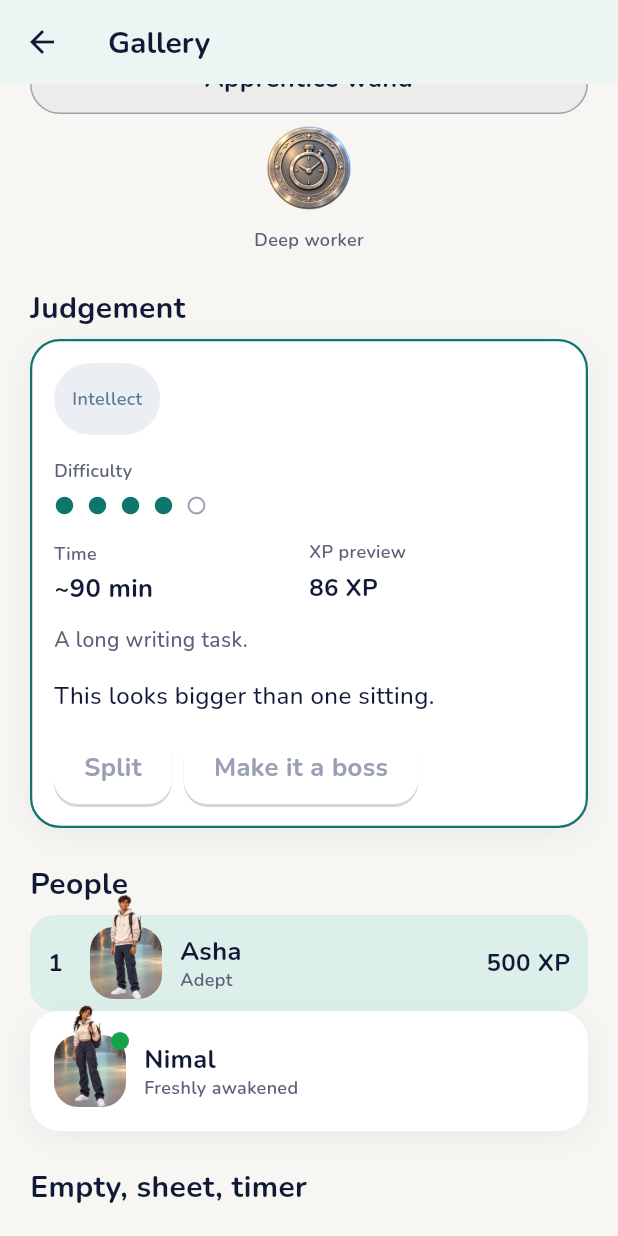
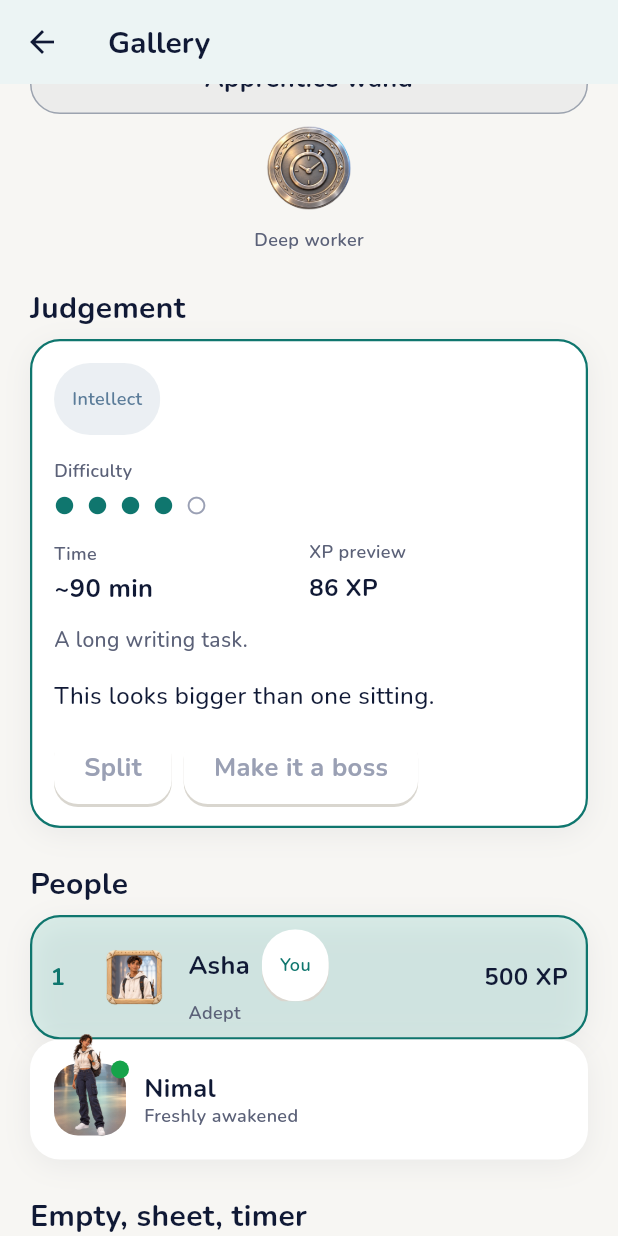
Before and after one commit to Sithum-BASG/Questline, a Flutter app: the GalleryScreen screen opened directly, scrolled down 1728 dp, on a phone screen of 412 x 824 dp. Run offline on Flutter 3.47's test engine with Material 3 defaults, Android fonts, the phone set to English and light mode, and no system bars; our stand-ins replace app_links, fl_chart, flutter_local_notifications, flutter_riverpod, flutter_timezone, freezed_annotation and 8 more; missing offline and left inert: mobile_scanner; accounts and stored records are empty; statements that could not run were skipped.

Commit message:
style(social): KEY pass for leaderboard and boss detail
Task: T114

```diff
--- a/app/lib/core/widgets/gallery_screen.dart
+++ b/app/lib/core/widgets/gallery_screen.dart
@@ -106,6 +106,7 @@ class GalleryScreen extends StatelessWidget {
             xp: 500,
             skinId: 'starter',
             backgroundId: 'starter',
+            frameId: 'apprentice',
             body: BodyType.a,
             isYou: true,
           ),
--- a/app/lib/core/widgets/leaderboard_row.dart
+++ b/app/lib/core/widgets/leaderboard_row.dart
@@ -4,7 +4,9 @@ import '../assets/game_assets.dart';
 import '../theme/app_colors.dart';
 import '../theme/app_spacing.dart';
 import '../theme/app_text.dart';
-import 'stage_card.dart';
+import '../theme/shadows.dart';
+import 'portrait_frame.dart';
+import 'q_chip.dart';
 
 /// One leaderboard line. "You" gets a teal highlight.
 class LeaderboardRow extends StatelessWidget {
@@ -16,8 +18,10 @@ class LeaderboardRow extends StatelessWidget {
     required this.xp,
     required this.skinId,
     required this.backgroundId,
+    required this.frameId,
     required this.body,
     this.isYou = false,
+    this.onTap,
   });
 
   final int rank;
@@ -26,28 +30,54 @@ class LeaderboardRow extends StatelessWidget {
   final int xp;
   final String skinId;
   final String backgroundId;
+  final String frameId;
   final BodyType body;
   final bool isYou;
+  final VoidCallback? onTap;
 
   @override
   Widget build(BuildContext context) {
-    return Container(
+    final child = Container(
       constraints: const BoxConstraints(minHeight: AppSpacing.minTap),
       padding: const EdgeInsets.symmetric(horizontal: AppSpacing.s12, vertical: AppSpacing.s8),
       decoration: BoxDecoration(
         color: isYou ? AppColors.awakeningTeal.withValues(alpha: 0.12) : AppColors.white,
-        borderRadius: BorderRadius.circular(AppRadius.button),
+        borderRadius: BorderRadius.circular(AppRadius.card),
+        boxShadow: AppShadows.card,
+        border: isYou ? Border.all(color: AppColors.tealDeep, width: 1.5) : null,
       ),
       child: Row(
         children: [
-          SizedBox(width: 28, child: Text('$rank', style: AppText.numbers)),
-          StageCard(skinId: skinId, backgroundId: backgroundId, body: body, size: StageCardSize.row),
+          SizedBox(
+            width: 32,
+            child: Text(
+              '$rank',
+              style: AppText.numbers.copyWith(
+                color: isYou ? AppColors.tealDeep : AppColors.ink,
+              ),
+            ),
+          ),
+          PortraitFrame(
+            skinId: skinId,
+            backgroundId: backgroundId,
+            frameId: frameId,
+            body: body,
+            size: PortraitFrameSize.leaderboard,
+          ),
           const SizedBox(width: AppSpacing.s12),
           Expanded(
             child: Column(
               crossAxisAlignment: CrossAxisAlignment.start,
               children: [
-                Text(name, style: AppText.title),
+                Row(
+                  children: [
+                    Flexible(child: Text(name, style: AppText.title, overflow: TextOverflow.ellipsis)),
+                    if (isYou) ...[
+                      const SizedBox(width: AppSpacing.s8),
+                      const QChip(label: 'You', selected: true),
+                    ],
+                  ],
+                ),
                 Text(title, style: AppText.caption),
               ],
             ),
@@ -56,5 +86,15 @@ class LeaderboardRow extends StatelessWidget {
         ],
       ),
     );
+    if (onTap == null) return child;
+    return Semantics(
+      button: true,
+      label: '$name, rank $rank, $xp XP',
+      child: InkWell(
+        onTap: onTap,
+        borderRadius: BorderRadius.circular(AppRadius.card),
+        child: child,
+      ),
+    );
   }
 }
--- a/app/lib/features/social/providers/leaderboard_providers.dart
+++ b/app/lib/features/social/providers/leaderboard_providers.dart
@@ -16,6 +16,7 @@ class LeaderboardEntry {
     required this.title,
     required this.skinId,
     required this.backgroundId,
+    required this.frameId,
     required this.body,
     required this.isYou,
   });
@@ -27,6 +28,7 @@ class LeaderboardEntry {
   final String title;
   final String skinId;
   final String backgroundId;
+  final String frameId;
   final BodyType body;
   final bool isYou;
 }
@@ -114,6 +116,7 @@ final leaderboardProvider = FutureProvider.autoDispose<LeaderboardSnapshot>((ref
         title: leaderboardTitleLabel(profile.titleId, profile.level),
         skinId: catalogAssetShort(profile.equippedSkinId, 'skin_'),
         backgroundId: catalogAssetShort(profile.equippedBackgroundId, 'bg_'),
+        frameId: catalogAssetShort(profile.equippedFrameId, 'frame_'),
         body: profile.bodyType == 'b' ? BodyType.b : BodyType.a,
         isYou: userId == myId,
       ),
@@ -133,6 +136,7 @@ final leaderboardProvider = FutureProvider.autoDispose<LeaderboardSnapshot>((ref
           title: leaderboardTitleLabel(me.titleId, me.level),
           skinId: catalogAssetShort(me.equippedSkinId, 'skin_'),
           backgroundId: catalogAssetShort(me.equippedBackgroundId, 'bg_'),
+          frameId: catalogAssetShort(me.equippedFrameId, 'frame_'),
           body: me.bodyType == 'b' ? BodyType.b : BodyType.a,
           isYou: true,
         ),
@@ -148,6 +152,7 @@ final leaderboardProvider = FutureProvider.autoDispose<LeaderboardSnapshot>((ref
           title: e.title,
           skinId: e.skinId,
           backgroundId: e.backgroundId,
+          frameId: e.frameId,
           body: e.body,
           isYou: e.isYou,
         );
--- a/app/lib/features/social/social_screen.dart
+++ b/app/lib/features/social/social_screen.dart
@@ -154,8 +154,12 @@ class SocialScreen extends ConsumerWidget {
                     xp: entry.rawXp,
                     skinId: entry.skinId,
                     backgroundId: entry.backgroundId,
+                    frameId: entry.frameId,
                     body: entry.body,
                     isYou: entry.isYou,
+                    onTap: entry.isYou
+                        ? null
+                        : () => context.go('/social/friends/${entry.userId}'),
                   ),
                   const SizedBox(height: AppSpacing.s8),
                 ],
```
Also changed, not shown: app/lib/features/bosses/boss_detail_screen.dart (+34 -14 lines), 1 other file.
